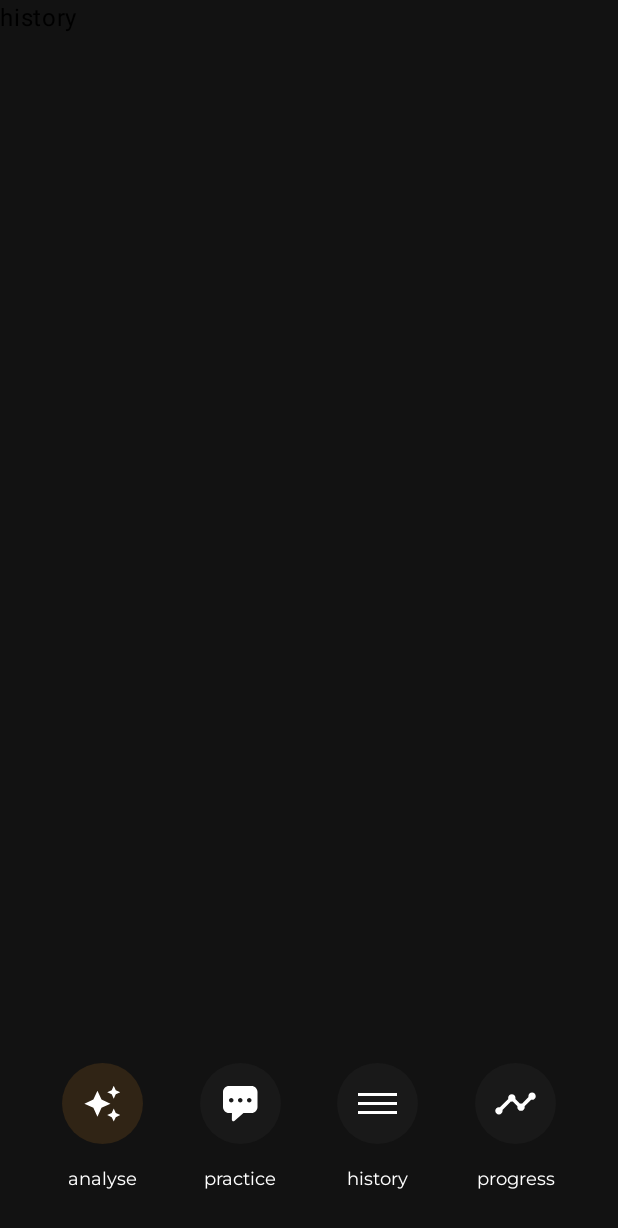
After one commit to akashkhatkale10/speech.ai, an Android app built with Jetpack Compose: the HistoryScreen screen opened through its navigation route, on a phone screen of 412 x 824 dp. The commit adds this screen. Shown: the top 1228 px of the screen. Run offline under Robolectric (Android 15) with nearby library versions, the phone set to English and light mode, and no system bars; our stand-ins replace Dagger/Hilt's generated code, Firebase (no records; nobody signed in at launch, a user with empty details on screens opened directly); Roboto replaces fonts that are not available here.

Commit message:
added home

```diff
--- a/app/src/main/java/com/speechai/speechai/Colors.kt
+++ b/app/src/main/java/com/speechai/speechai/Colors.kt
@@ -15,6 +15,7 @@ val quaternaryColor = androidx.compose.ui.graphics.Color(0xFF414141)
 val greenColor = Color(0xFF008F53)
 val lightGreenColor = Color(0x35008F53)
 
+val lightGoldenColor = Color(0x20FFA12D)
 val goldenColor = Color(0xFFFFA12D)
 val yellowColor = Color(0xFFDBA600)
 val lightYellowColor = Color(0x35DBA600)
--- /dev/null
+++ b/app/src/main/java/com/speechai/speechai/screens/analyse/AnalyseScreen.kt
@@ -0,0 +1,102 @@
+package com.speechai.speechai.screens.analyse
+
+import androidx.compose.foundation.background
+import androidx.compose.foundation.layout.Box
+import androidx.compose.foundation.layout.Column
+import androidx.compose.foundation.layout.fillMaxSize
+import androidx.compose.foundation.layout.padding
+import androidx.compose.foundation.layout.size
+import androidx.compose.foundation.shape.CircleShape
+import androidx.compose.material.icons.Icons
+import androidx.compose.material.icons.filled.Person
+import androidx.compose.material3.Icon
+import androidx.compose.material3.Text
+import androidx.compose.runtime.Composable
+import androidx.compose.ui.Alignment
+import androidx.compose.ui.Modifier
+import androidx.compose.ui.graphics.Brush
+import androidx.compose.ui.graphics.Color
+import androidx.compose.ui.res.painterResource
+import androidx.compose.ui.res.stringResource
+import androidx.compose.ui.text.font.FontWeight
+import androidx.compose.ui.unit.dp
+import androidx.compose.ui.unit.sp
+import androidx.navigation.NavController
+import com.speechai.speechai.CustomTextStyle
+import com.speechai.speechai.R
+import com.speechai.speechai.backgroundColor
+import com.speechai.speechai.composables.CustomTopBar
+import com.speechai.speechai.secondaryColor
+import com.speechai.speechai.whiteColor
+
+@Composable
+fun AnalyseScreen(
+    navController: NavController,
+    modifier: Modifier = Modifier
+) {
+    Box(
+        modifier = modifier
+            .fillMaxSize()
+            .background(backgroundColor)
+    ) {
+        Column {
+            CustomTopBar(
+                modifier = Modifier
+                    .padding(horizontal = 20.dp),
+                startComposable = {
+                    Box(
+                        modifier = Modifier
+                            .size(34.dp)
+                            .background(
+                                color = secondaryColor,
+                                shape = CircleShape
+                            )
+                            .padding(8.dp)
+                    ) {
+                        Icon(
+                            Icons.Default.Person,
+                            contentDescription = null,
+                            tint = whiteColor,
+                            modifier = Modifier
+                                .align(Alignment.Center)
+                        )
+                    }
+                },
+                endComposable = {
+                    Box(
+                        modifier = Modifier
+                            .size(34.dp)
+                            .background(
+                                brush = Brush.horizontalGradient(
+                                    colors = listOf(
+                                        Color(0xFFEDDD53),
+                                        Color(0xFFFFA12D),
+                                    )
+                                ),
+                                shape = CircleShape
+                            )
+                            .padding(8.dp)
+                    ) {
+                        Icon(
+                            painterResource(R.drawable.crown),
+                            contentDescription = null,
+                            tint = whiteColor,
+                            modifier = Modifier
+                                .align(Alignment.Center)
+                        )
+                    }
+                },
+                midComposable = {
+                    Text(
+                        text = stringResource(R.string.title),
+                        style = CustomTextStyle.copy(
+                            color = whiteColor,
+                            fontSize = 16.sp,
+                            fontWeight = FontWeight.Bold
+                        )
+                    )
+                }
+            )
+        }
+    }
+}
--- /dev/null
+++ b/app/src/main/java/com/speechai/speechai/screens/history/HistoryScreen.kt
@@ -0,0 +1,20 @@
+package com.speechai.speechai.screens.history
+
+import androidx.compose.foundation.background
+import androidx.compose.foundation.layout.Box
+import androidx.compose.foundation.layout.fillMaxSize
+import androidx.compose.material3.Text
+import androidx.compose.runtime.Composable
+import androidx.compose.ui.Modifier
+import com.speechai.speechai.backgroundColor
+
+@Composable
+fun HistoryScreen(modifier: Modifier = Modifier) {
+    Box(
+        modifier = modifier
+            .fillMaxSize()
+            .background(backgroundColor)
+    ){
+        Text("history")
+    }
+}
--- a/app/src/main/java/com/speechai/speechai/screens/home/HomeScreen.kt
+++ b/app/src/main/java/com/speechai/speechai/screens/home/HomeScreen.kt
@@ -1,13 +1,56 @@
 package com.speechai.speechai.screens.home
 
 import androidx.compose.foundation.background
+import androidx.compose.foundation.clickable
+import androidx.compose.foundation.layout.Arrangement
 import androidx.compose.foundation.layout.Box
+import androidx.compose.foundation.layout.Column
+import androidx.compose.foundation.layout.Row
+import androidx.compose.foundation.layout.Spacer
 import androidx.compose.foundation.layout.fillMaxSize
+import androidx.compose.foundation.layout.fillMaxWidth
+import androidx.compose.foundation.layout.height
+import androidx.compose.foundation.layout.padding
+import androidx.compose.foundation.layout.size
+import androidx.compose.foundation.shape.CircleShape
+import androidx.compose.material3.BottomAppBar
+import androidx.compose.material3.Icon
+import androidx.compose.material3.Scaffold
 import androidx.compose.material3.Text
 import androidx.compose.runtime.Composable
+import androidx.compose.runtime.getValue
+import androidx.compose.runtime.mutableIntStateOf
+import androidx.compose.runtime.mutableStateOf
+import androidx.compose.runtime.remember
+import androidx.compose.runtime.setValue
+import androidx.compose.ui.Alignment
 import androidx.compose.ui.Modifier
+import androidx.compose.ui.graphics.Brush
+import androidx.compose.ui.graphics.Color
+import androidx.compose.ui.graphics.vector.ImageVector
+import androidx.compose.ui.res.vectorResource
+import androidx.compose.ui.text.font.FontWeight
+import androidx.compose.ui.unit.dp
+import androidx.compose.ui.unit.sp
 import androidx.navigation.NavController
+import androidx.navigation.compose.NavHost
+import androidx.navigation.compose.composable
+import androidx.navigation.compose.rememberNavController
+import androidx.navigation.createGraph
+import com.speechai.speechai.CustomTextStyle
+import com.speechai.speechai.R
 import com.speechai.speechai.backgroundColor
+import com.speechai.speechai.composables.CustomTopBar
+import com.speechai.speechai.lightGoldenColor
+import com.speechai.speechai.lightYellowColor
+import com.speechai.speechai.screens.analyse.AnalyseScreen
+import com.speechai.speechai.screens.history.HistoryScreen
+import com.speechai.speechai.screens.home.HomeUtils.menuItems
+import com.speechai.speechai.screens.practice.PracticeScreen
+import com.speechai.speechai.screens.progress.ProgressScreen
+import com.speechai.speechai.secondaryColor
+import com.speechai.speechai.utils.bounceClick
+import com.speechai.speechai.utils.noInteractionClickable
 import com.speechai.speechai.whiteColor
 
 @Composable
@@ -15,14 +58,116 @@ fun HomeScreen(
     navController: NavController,
     modifier: Modifier = Modifier
 ) {
-    Box(
-        modifier = modifier
-            .fillMaxSize()
-            .background(backgroundColor)
+    var selectedIndex by remember {
+        mutableIntStateOf(0)
+    }
+    val mainNavHost = rememberNavController()
+
+    Scaffold(
+        containerColor = backgroundColor,
+        bottomBar = {
+            BottomAppBar(
+                containerColor = backgroundColor,
+                modifier = Modifier
+                    .fillMaxWidth()
+                    .height(150.dp)
+            ) {
+                Row(
+                    horizontalArrangement = Arrangement.SpaceEvenly,
+                    modifier = Modifier
+                        .fillMaxWidth()
+                ) {
+                    menuItems.forEachIndexed { index, item ->
+                        MenuItemContent(
+                            item = item,
+                            index = index,
+                            selectedIndex = selectedIndex,
+                            onMenuItemClick = {
+                                selectedIndex = index
+                                mainNavHost.navigate(
+                                    it.route.route
+                                )
+                            }
+                        )
+                    }
+                }
+            }
+        }
     ) {
+        Box(
+            modifier = modifier
+                .padding(it)
+        ) {
+            val graph =
+                mainNavHost.createGraph(startDestination = HomeScreenRoute.Analyse.route) {
+                    composable(route = HomeScreenRoute.Analyse.route) {
+                        AnalyseScreen(navController)
+                    }
+                    composable(route = HomeScreenRoute.Practice.route) {
+                        PracticeScreen()
+                    }
+                    composable(route = HomeScreenRoute.Progress.route) {
+                        ProgressScreen()
+                    }
+                    composable(route = HomeScreenRoute.History.route) {
+                        HistoryScreen()
+                    }
+                }
+            NavHost(
+                navController = mainNavHost,
+                graph = graph,
+                modifier = Modifier
+                    .background(backgroundColor)
+            )
+        }
+    }
+}
+
+@Composable
+fun MenuItemContent(
+    index: Int,
+    selectedIndex: Int,
+    item: MenuItem,
+    modifier: Modifier = Modifier,
+    onMenuItemClick: (MenuItem) -> Unit = {}
+) {
+    Column(
+        modifier = modifier,
+        horizontalAlignment = Alignment.CenterHorizontally
+    ) {
+        Box(
+            modifier = Modifier
+                .bounceClick {
+                    onMenuItemClick(item)
+                }
+                .size(54.dp)
+                .background(
+                    color = if (index == selectedIndex) lightGoldenColor else secondaryColor,
+                    shape = CircleShape
+                )
+                .padding(12.dp),
+            contentAlignment = Alignment.Center
+        ) {
+            Icon(
+                imageVector = ImageVector.vectorResource(id = item.icon),
+                contentDescription = item.label,
+                modifier = Modifier
+                    .align(Alignment.Center),
+                tint = Color.White
+            )
+        }
+        Spacer(modifier = Modifier.height(16.dp))
         Text(
-            text = "Home",
-            color = whiteColor
+            text = item.label,
+            style = CustomTextStyle.copy(
+                color = whiteColor,
+                fontSize = 12.sp,
+                fontWeight = FontWeight.Normal,
+            ),
+            modifier = Modifier
+                .noInteractionClickable {
+                    onMenuItemClick(item)
+                }
         )
     }
 }
--- /dev/null
+++ b/app/src/main/java/com/speechai/speechai/screens/home/HomeScreenRoute.kt
@@ -0,0 +1,8 @@
+package com.speechai.speechai.screens.home
+
+sealed class HomeScreenRoute(val route: String) {
+    object Analyse : HomeScreenRoute("Analyse")
+    object Practice : HomeScreenRoute("Practice")
+    object History : HomeScreenRoute("History")
+    object Progress : HomeScreenRoute("Progress")
+}
--- /dev/null
+++ b/app/src/main/java/com/speechai/speechai/screens/home/HomeUtils.kt
@@ -0,0 +1,30 @@
+package com.speechai.speechai.screens.home
+
+import com.speechai.speechai.R
+
+object HomeUtils {
+
+    val menuItems = listOf(
+        MenuItem(
+            "analyse",
+            icon = R.drawable.analyse,
+            route = HomeScreenRoute.Analyse
+        ),
+        MenuItem(
+            "practice",
+            icon = R.drawable.practice,
+            route = HomeScreenRoute.Practice
+        ),
+        MenuItem(
+            "history",
+            icon = R.drawable.history,
+            route = HomeScreenRoute.History
+        ),
+        MenuItem(
+            "progress",
+            icon = R.drawable.progress,
+            route = HomeScreenRoute.Progress
+        )
+    )
+
+}
--- /dev/null
+++ b/app/src/main/java/com/speechai/speechai/screens/home/MenuItem.kt
@@ -0,0 +1,9 @@
+package com.speechai.speechai.screens.home
+
+import android.graphics.drawable.Drawable
+
+data class MenuItem(
+    val label: String,
+    val icon: Int,
+    val route: HomeScreenRoute
+)
--- a/app/src/main/java/com/speechai/speechai/screens/onboarding/OnboardingScreen.kt
+++ b/app/src/main/java/com/speechai/speechai/screens/onboarding/OnboardingScreen.kt
@@ -64,10 +64,10 @@ fun OnboardingScreen(
     val benefits = viewModel.currentBenefit.collectAsState()
 
     LaunchedEffect(Unit) {
-//        sharedPrefs.putBoolean(
-//            ONBOARDING_COMPLETED,
-//            true
-//        )
+        sharedPrefs.putBoolean(
+            ONBOARDING_COMPLETED,
+            true
+        )
         viewModel.emitBenefits()
     }
 
--- /dev/null
+++ b/app/src/main/java/com/speechai/speechai/screens/practice/PracticeScreen.kt
@@ -0,0 +1,20 @@
+package com.speechai.speechai.screens.practice
+
+import androidx.compose.foundation.background
+import androidx.compose.foundation.layout.Box
+import androidx.compose.foundation.layout.fillMaxSize
+import androidx.compose.material3.Text
+import androidx.compose.runtime.Composable
+import androidx.compose.ui.Modifier
+import com.speechai.speechai.backgroundColor
+
+@Composable
+fun PracticeScreen(modifier: Modifier = Modifier) {
+    Box(
+        modifier = modifier
+            .fillMaxSize()
+            .background(backgroundColor)
+    ){
+        Text("practice")
+    }
+}
--- /dev/null
+++ b/app/src/main/java/com/speechai/speechai/screens/progress/ProgressScreen.kt
@@ -0,0 +1,20 @@
+package com.speechai.speechai.screens.progress
+
+import androidx.compose.foundation.background
+import androidx.compose.foundation.layout.Box
+import androidx.compose.foundation.layout.fillMaxSize
+import androidx.compose.material3.Text
+import androidx.compose.runtime.Composable
+import androidx.compose.ui.Modifier
+import com.speechai.speechai.backgroundColor
+
+@Composable
+fun ProgressScreen(modifier: Modifier = Modifier) {
+    Box(
+        modifier = modifier
+            .fillMaxSize()
+            .background(backgroundColor)
+    ){
+        Text("progress")
+    }
+}
--- /dev/null
+++ b/app/src/main/res/drawable/analyse.xml
@@ -0,0 +1,13 @@
+<vector xmlns:android="http://schemas.android.com/apk/res/android"
+    android:width="27dp"
+    android:height="27dp"
+    android:viewportWidth="27"
+    android:viewportHeight="27">
+  <group>
+    <clip-path
+        android:pathData="M0.5,0.727h25.773v25.773h-25.773z"/>
+    <path
+        android:pathData="M20.903,10.392L22.246,7.439L25.199,6.096L22.246,4.754L20.903,1.801L19.561,4.754L16.608,6.096L19.561,7.439L20.903,10.392ZM12.849,10.929L10.165,5.022L7.48,10.929L1.574,13.613L7.48,16.298L10.165,22.204L12.849,16.298L18.756,13.613L12.849,10.929ZM20.903,16.835L19.561,19.788L16.608,21.13L19.561,22.473L20.903,25.426L22.246,22.473L25.199,21.13L22.246,19.788L20.903,16.835Z"
+        android:fillColor="#ffffff"/>
+  </group>
+</vector>
--- /dev/null
+++ b/app/src/main/res/drawable/history.xml
@@ -0,0 +1,15 @@
+<vector xmlns:android="http://schemas.android.com/apk/res/android"
+    android:width="26dp"
+    android:height="14dp"
+    android:viewportWidth="26"
+    android:viewportHeight="14">
+  <path
+      android:pathData="M0,12h26v2h-26z"
+      android:fillColor="#D9D9D9"/>
+  <path
+      android:pathData="M0,6h26v2h-26z"
+      android:fillColor="#D9D9D9"/>
+  <path
+      android:pathData="M0,0h26v2h-26z"
+      android:fillColor="#D9D9D9"/>
+</vector>
--- /dev/null
+++ b/app/src/main/res/drawable/practice.xml
@@ -0,0 +1,12 @@
+<vector xmlns:android="http://schemas.android.com/apk/res/android"
+    android:width="23dp"
+    android:height="24dp"
+    android:viewportWidth="23"
+    android:viewportHeight="24">
+  <path
+      android:pathData="M19,0C21.209,0 23,1.791 23,4V14C23,16.209 21.209,18 19,18H4C1.791,18 0,16.209 0,14V4C0,1.791 1.791,0 4,0H19ZM5.5,8.001C4.672,8.001 4,8.673 4,9.501C4,10.329 4.672,11.001 5.5,11.001C6.328,11.001 7,10.329 7,9.501C7,8.673 6.328,8.001 5.5,8.001ZM11.5,8.001C10.672,8.001 10,8.673 10,9.501C10,10.329 10.672,11.001 11.5,11.001C12.328,11.001 13,10.329 13,9.501C13,8.673 12.328,8.001 11.5,8.001ZM17.5,8.001C16.672,8.001 16,8.673 16,9.501C16,10.329 16.672,11.001 17.5,11.001C18.328,11.001 19,10.329 19,9.501C19,8.673 18.328,8.001 17.5,8.001Z"
+      android:fillColor="#ffffff"/>
+  <path
+      android:pathData="M6.029,11.812C6.039,10.95 7.063,10.504 7.701,11.083L13.676,16.507C14.12,16.91 14.111,17.611 13.658,18.003L7.562,23.29C6.91,23.854 5.896,23.384 5.906,22.522L6.029,11.812Z"
+      android:fillColor="#ffffff"/>
+</vector>
--- /dev/null
+++ b/app/src/main/res/drawable/progress.xml
@@ -0,0 +1,13 @@
+<vector xmlns:android="http://schemas.android.com/apk/res/android"
+    android:width="30dp"
+    android:height="30dp"
+    android:viewportWidth="30"
+    android:viewportHeight="30">
+  <group>
+    <clip-path
+        android:pathData="M0.273,0.273h29.455v29.455h-29.455z"/>
+    <path
+        android:pathData="M28.5,10.091C28.5,11.441 27.396,12.546 26.045,12.546C25.824,12.546 25.616,12.521 25.42,12.46L21.051,16.817C21.112,17.013 21.136,17.234 21.136,17.455C21.136,18.805 20.032,19.909 18.682,19.909C17.332,19.909 16.227,18.805 16.227,17.455C16.227,17.234 16.252,17.013 16.313,16.817L13.184,13.687C12.987,13.748 12.766,13.773 12.545,13.773C12.325,13.773 12.104,13.748 11.907,13.687L6.323,19.284C6.385,19.48 6.409,19.688 6.409,19.909C6.409,21.259 5.305,22.364 3.955,22.364C2.605,22.364 1.5,21.259 1.5,19.909C1.5,18.559 2.605,17.455 3.955,17.455C4.175,17.455 4.384,17.479 4.58,17.541L10.177,11.957C10.116,11.76 10.091,11.539 10.091,11.318C10.091,9.969 11.196,8.864 12.545,8.864C13.896,8.864 15,9.969 15,11.318C15,11.539 14.976,11.76 14.914,11.957L18.044,15.086C18.24,15.025 18.461,15 18.682,15C18.903,15 19.124,15.025 19.32,15.086L23.677,10.717C23.615,10.521 23.591,10.312 23.591,10.091C23.591,8.741 24.695,7.637 26.045,7.637C27.396,7.637 28.5,8.741 28.5,10.091Z"
+        android:fillColor="#ffffff"/>
+  </group>
+</vector>
```
Also changed, not shown: app/src/main/res/drawable/crown.png (added).
